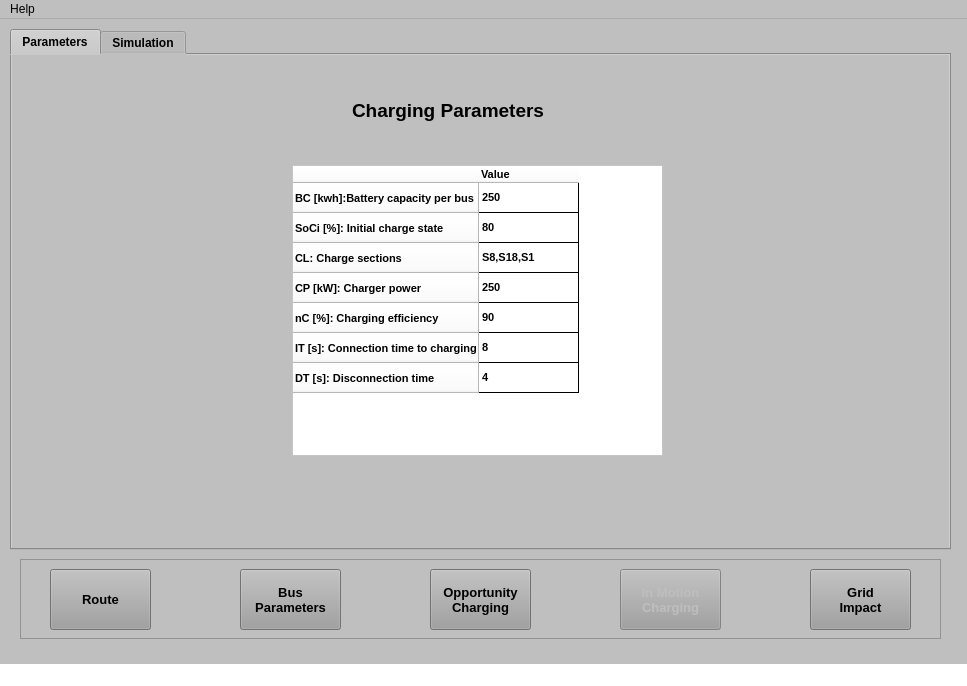
Potter-Gryffindor/Proyecto-Final, file UI/InterfaceDynamic.ui: the form before one commit.
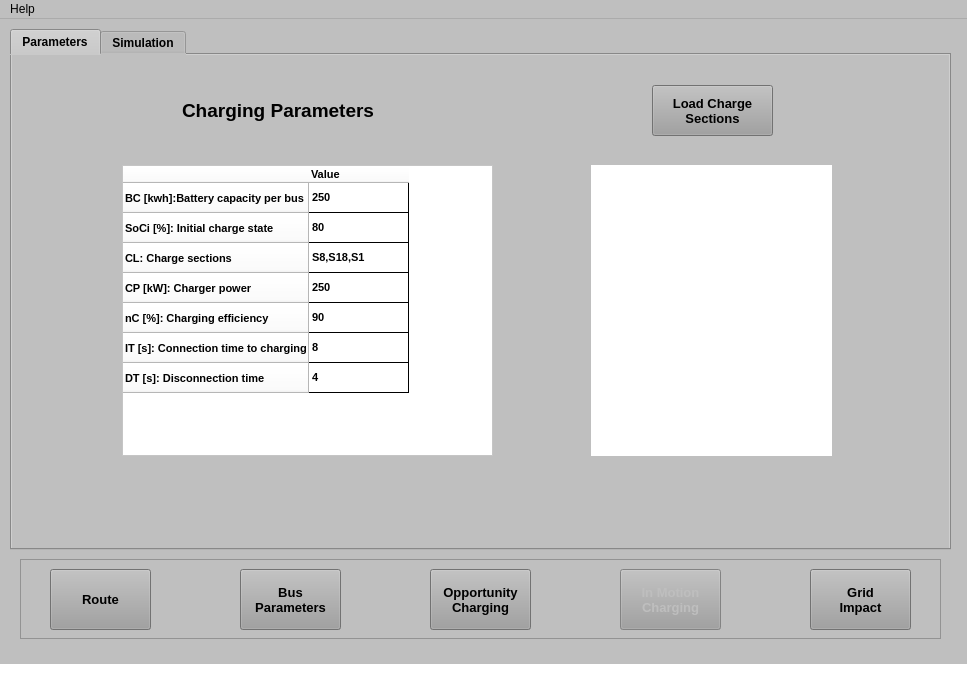
The form after the commit. Icons and pictures are not drawn.

```diff
--- a/UI/InterfaceDynamic.ui
+++ b/UI/InterfaceDynamic.ui
@@ -979,7 +979,7 @@
      <widget class="QLabel" name="ChargingParameterLabel">
       <property name="geometry">
        <rect>
-        <x>340</x>
+        <x>170</x>
         <y>40</y>
         <width>261</width>
         <height>31</height>
@@ -1000,7 +1000,7 @@
      <widget class="QTableWidget" name="ImcChargingParametersTable">
       <property name="geometry">
        <rect>
-        <x>280</x>
+        <x>110</x>
         <y>110</y>
         <width>371</width>
         <height>291</height>
@@ -1216,6 +1216,59 @@
        </property>
       </item>
      </widget>
+     <widget class="QPushButton" name="RefreshSectionsButton">
+      <property name="geometry">
+       <rect>
+        <x>640</x>
+        <y>30</y>
+        <width>121</width>
+        <height>51</height>
+       </rect>
+      </property>
+      <property name="font">
+       <font>
+        <family>MS Sans Serif</family>
+        <pointsize>10</pointsize>
+        <weight>75</weight>
+        <bold>true</bold>
+       </font>
+      </property>
+      <property name="statusTip">
+       <string>Push to go to the Route tab</string>
+      </property>
+      <property name="styleSheet">
+       <string notr="true">background-color: rgb(159, 159, 159);</string>
+      </property>
+      <property name="text">
+       <string>Load Charge
+Sections</string>
+      </property>
+     </widget>
+     <widget class="QWidget" name="verticalLayoutWidget_2">
+      <property name="geometry">
+       <rect>
+        <x>579</x>
+        <y>110</y>
+        <width>241</width>
+        <height>291</height>
+       </rect>
+      </property>
+      <layout class="QVBoxLayout" name="StopslLayout">
+       <property name="sizeConstraint">
+        <enum>QLayout::SetDefaultConstraint</enum>
+       </property>
+       <item>
+        <widget class="QLabel" name="Fondo">
+         <property name="styleSheet">
+          <string notr="true">background-color: rgb(255, 255, 255);</string>
+         </property>
+         <property name="text">
+          <string/>
+         </property>
+        </widget>
+       </item>
+      </layout>
+     </widget>
     </widget>
     <widget class="QWidget" name="OperationDiagramTab">
      <attribute name="title">
```
